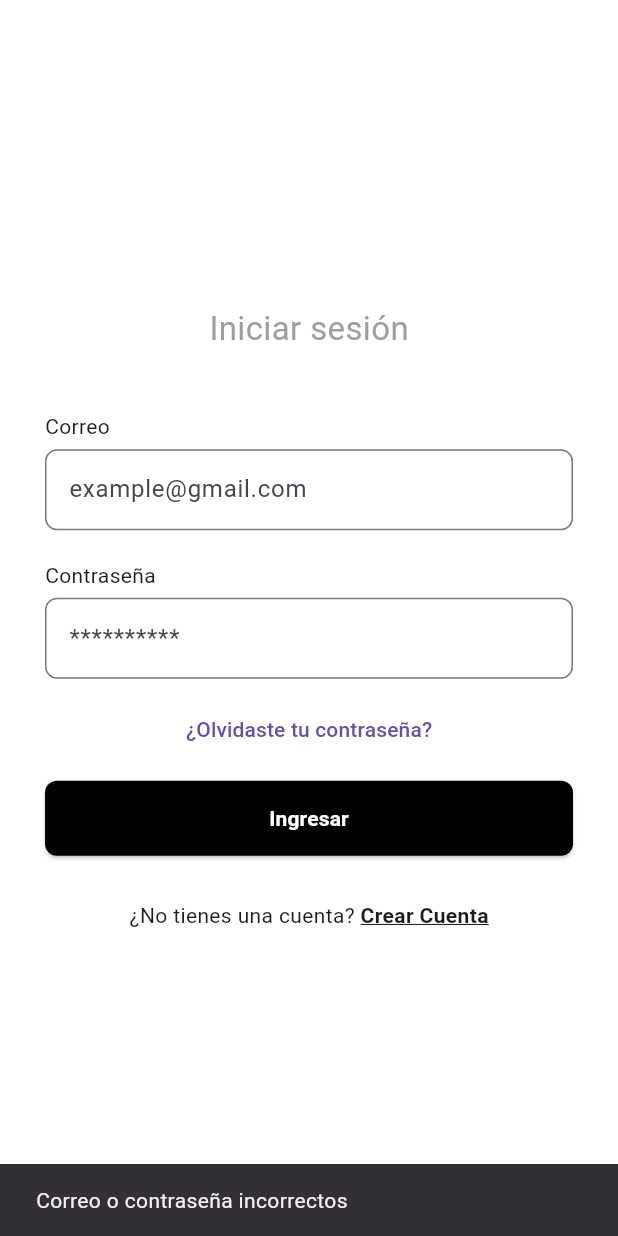
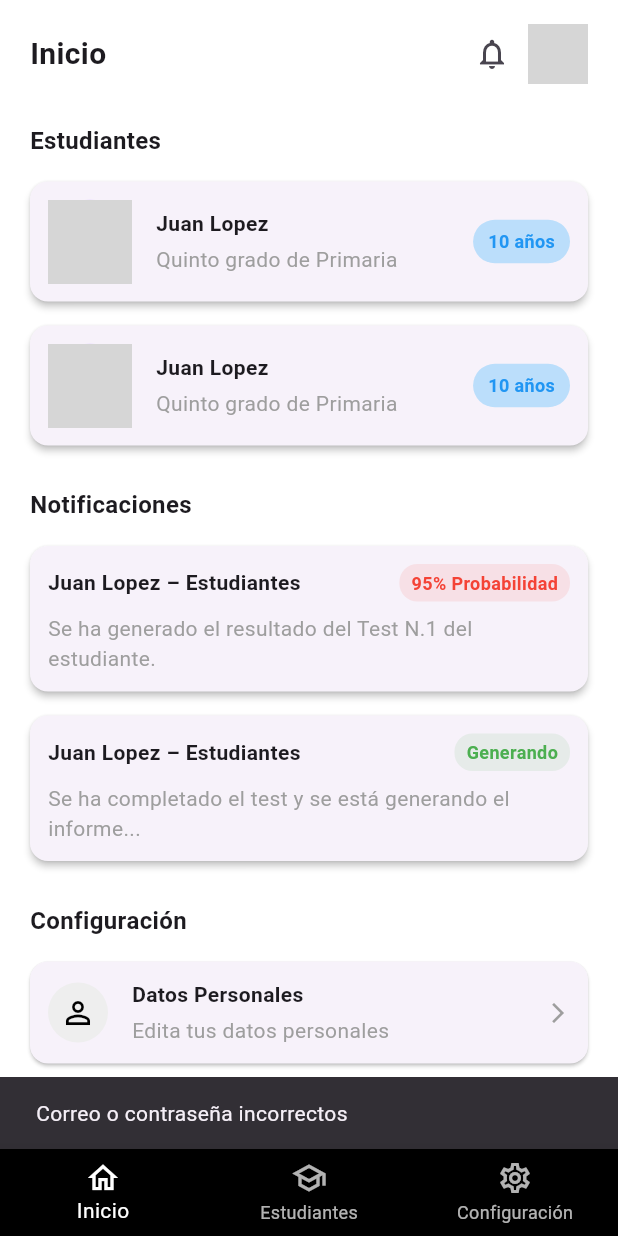
Before and after one commit to TP1202510024/MLTDAH-Frontend, a Flutter app: the screen it shows after launch, after a tap on "Ingresar", on a phone screen of 412 x 824 dp. Run offline on Flutter 3.47's test engine with Material 3 defaults, Android fonts, the phone set to English and light mode, and no system bars; our stand-ins replace image_picker; grey boxes are pictures that could not be loaded.

Commit message:
feature/mainlayout

```diff
--- a/lib/routes/app_routes.dart
+++ b/lib/routes/app_routes.dart
@@ -1,11 +1,11 @@
 import 'package:flutter/material.dart';
 import '../screens/login_screen.dart';
+import '../screens/main_layout.dart';
 import '../screens/register/register_step1.dart';
 import '../screens/register/register_step2.dart';
 import '../screens/register/register_step3.dart';
 import '../screens/register/register_success.dart';
 import '../screens/auth/forgot_password_screen.dart';
-
 
 class AppRoutes {
   static const String login = '/';
@@ -14,6 +14,8 @@ class AppRoutes {
   static const String registerStep3 = '/register-step3';
   static const String registerSuccess = '/register-success';
   static const String forgotPassword = '/forgot-password';
+  static const String home = '/home';
+  static const String notifications = '/notifications';
 
   static Map<String, WidgetBuilder> routes = {
     login: (context) => const LoginScreen(),
@@ -22,5 +24,6 @@ class AppRoutes {
     registerStep3: (context) => const RegisterStep3(),
     registerSuccess: (context) => const RegisterSuccess(),
     forgotPassword: (context) => const ForgotPasswordScreen(),
+    home: (context) => const MainLayout(),
   };
 }
--- a/lib/screens/home/views/config_view.dart
+++ b/lib/screens/home/views/config_view.dart
@@ -0,0 +1,48 @@
+import 'package:flutter/material.dart';
+import '../widgets/config_card.dart';
+
+class ConfigView extends StatelessWidget {
+  const ConfigView({super.key});
+
+  @override
+  Widget build(BuildContext context) {
+    return ListView(
+      padding: const EdgeInsets.symmetric(horizontal: 20, vertical: 10),
+      children: [
+        const SizedBox(height: 16),
+        ConfigCard(
+          icon: Icons.person_outline,
+          title: 'Datos Personales',
+          subtitle: 'Edita tus datos personales',
+          onTap: () {
+            // TODO: Navegar a pantalla de edición de perfil
+          },
+        ),
+        ConfigCard(
+          icon: Icons.lock_outline,
+          title: 'Cambiar Contraseña',
+          subtitle: 'Actualiza tu contraseña',
+          onTap: () {
+            // TODO: Navegar a cambiar contraseña
+          },
+        ),
+        ConfigCard(
+          icon: Icons.school_outlined,
+          title: 'Datos Institucionales',
+          subtitle: 'Modifica los datos de la institución',
+          onTap: () {
+            // TODO: Navegar a edición de institución
+          },
+        ),
+        ConfigCard(
+          icon: Icons.logout,
+          title: 'Cerrar Sesión',
+          subtitle: 'Sal de tu cuenta actual',
+          onTap: () {
+            // TODO: Implementar cierre de sesión
+          },
+        ),
+      ],
+    );
+  }
+}
--- a/lib/screens/home/views/home_view.dart
+++ b/lib/screens/home/views/home_view.dart
@@ -0,0 +1,54 @@
+import 'package:flutter/material.dart';
+
+import '../widgets/config_card.dart';
+import '../widgets/notification_card.dart';
+import '../widgets/student_card.dart';
+
+class HomeView extends StatelessWidget {
+  const HomeView({super.key});
+
+  @override
+  Widget build(BuildContext context) {
+    return ListView(
+      padding: const EdgeInsets.symmetric(horizontal: 20, vertical: 10),
+      children: [
+        Text("Estudiantes", style: TextStyle(fontWeight: FontWeight.bold, fontSize: 16)),
+        SizedBox(height: 8),
+        StudentCard(
+          name: 'Juan Lopez',
+          grade: 'Quinto grado de Primaria',
+          age: '10 años',
+          imageUrl: 'assets/images/profile1.png',
+        ),
+        StudentCard(
+          name: 'Juan Lopez',
+          grade: 'Quinto grado de Primaria',
+          age: '10 años',
+          imageUrl: 'assets/images/profile1.png',
+        ),
+        SizedBox(height: 20),
+        Text("Notificaciones", style: TextStyle(fontWeight: FontWeight.bold, fontSize: 16)),
+        SizedBox(height: 8),
+        NotificationCard(
+          title: 'Juan Lopez – Estudiantes',
+          message: 'Se ha generado el resultado del Test N.1 del estudiante.',
+          status: '95% Probabilidad',
+        ),
+        NotificationCard(
+          title: 'Juan Lopez – Estudiantes',
+          message: 'Se ha completado el test y se está generando el informe...',
+          status: 'Generando',
+        ),
+        SizedBox(height: 20),
+        Text("Configuración", style: TextStyle(fontWeight: FontWeight.bold, fontSize: 16)),
+        SizedBox(height: 8),
+        ConfigCard(
+          icon: Icons.person_outline,
+          title: 'Datos Personales',
+          subtitle: 'Edita tus datos personales',
+          onTap: () {},
+        ),
+      ],
+    );
+  }
+}
--- a/lib/screens/home/views/notifications_view.dart
+++ b/lib/screens/home/views/notifications_view.dart
@@ -0,0 +1,30 @@
+import 'package:flutter/material.dart';
+import '../widgets/notification_card.dart';
+
+class NotificationsView extends StatelessWidget {
+  const NotificationsView({super.key});
+
+  @override
+  Widget build(BuildContext context) {
+    return ListView(
+      padding: const EdgeInsets.symmetric(horizontal: 20, vertical: 10),
+      children: [
+        NotificationCard(
+          title: 'Juan Lopez – Estudiantes',
+          message: 'Se ha generado el resultado del Test N.1 del estudiante.',
+          status: '95% Probabilidad',
+        ),
+        NotificationCard(
+          title: 'Juan Lopez – Estudiantes',
+          message: 'Se ha completado el test y se está generando el informe...',
+          status: 'Generando',
+        ),
+        NotificationCard(
+          title: 'Juan Lopez – Estudiantes',
+          message: 'Se ha agregado correctamente al estudiante',
+          status: 'Agregado',
+        ),
+      ],
+    );
+  }
+}
--- a/lib/screens/home/views/students_view.dart
+++ b/lib/screens/home/views/students_view.dart
@@ -0,0 +1,40 @@
+import 'package:flutter/material.dart';
+import '../widgets/student_card.dart';
+
+class StudentsView extends StatelessWidget {
+  const StudentsView({super.key});
+
+  @override
+  Widget build(BuildContext context) {
+    return Stack(
+      children: [
+        ListView(
+          padding: const EdgeInsets.symmetric(horizontal: 20, vertical: 10),
+          children: const [
+            StudentCard(
+              name: 'Juan Lopez',
+              grade: 'Quinto grado de Primaria',
+              age: '10 años',
+              imageUrl: 'assets/images/profile1.png',
+            ),
+          ],
+        ),
+        Positioned(
+          bottom: 20,
+          right: 20,
+          child: FloatingActionButton(
+            backgroundColor: Colors.white,
+            foregroundColor: Colors.black,
+            shape: RoundedRectangleBorder(
+              borderRadius: BorderRadius.circular(12),
+            ),
+            onPressed: () {
+              // TODO: Abrir pantalla de agregar estudiante
+            },
+            child: const Icon(Icons.add),
+          ),
+        ),
+      ],
+    );
+  }
+}
--- a/lib/screens/home/widgets/config_card.dart
+++ b/lib/screens/home/widgets/config_card.dart
@@ -0,0 +1,52 @@
+import 'package:flutter/material.dart';
+
+class ConfigCard extends StatelessWidget {
+  final IconData icon;
+  final String title;
+  final String subtitle;
+  final VoidCallback onTap;
+
+  const ConfigCard({
+    super.key,
+    required this.icon,
+    required this.title,
+    required this.subtitle,
+    required this.onTap,
+  });
+
+  @override
+  Widget build(BuildContext context) {
+    return Card(
+      elevation: 1,
+      margin: const EdgeInsets.symmetric(vertical: 8),
+      shape: RoundedRectangleBorder(borderRadius: BorderRadius.circular(12)),
+      child: InkWell(
+        onTap: onTap,
+        borderRadius: BorderRadius.circular(12),
+        child: Padding(
+          padding: const EdgeInsets.all(12),
+          child: Row(
+            children: [
+              CircleAvatar(
+                backgroundColor: Colors.grey[200],
+                child: Icon(icon, color: Colors.black),
+              ),
+              const SizedBox(width: 16),
+              Expanded(
+                child: Column(
+                  crossAxisAlignment: CrossAxisAlignment.start,
+                  children: [
+                    Text(title, style: const TextStyle(fontWeight: FontWeight.bold)),
+                    const SizedBox(height: 4),
+                    Text(subtitle, style: const TextStyle(color: Colors.grey)),
+                  ],
+                ),
+              ),
+              const Icon(Icons.arrow_forward_ios, size: 16, color: Colors.grey),
+            ],
+          ),
+        ),
+      ),
+    );
+  }
+}
--- a/lib/screens/home/widgets/notification_card.dart
+++ b/lib/screens/home/widgets/notification_card.dart
@@ -0,0 +1,77 @@
+import 'package:flutter/material.dart';
+
+class NotificationCard extends StatelessWidget {
+  final String title;
+  final String message;
+  final String status; // ej: "Generando", "95% Probabilidad"
+
+  const NotificationCard({
+    super.key,
+    required this.title,
+    required this.message,
+    required this.status,
+  });
+
+  Color _getStatusColor() {
+    if (status.toLowerCase().contains('generando')) {
+      return Colors.green;
+    } else if (status.toLowerCase().contains('probabilidad')) {
+      return Colors.red;
+    } else {
+      return Colors.grey;
+    }
+  }
+
+  Color _getStatusBackground() {
+    return _getStatusColor().withOpacity(0.1);
+  }
+
+  @override
+  Widget build(BuildContext context) {
+    return Card(
+      elevation: 2,
+      margin: const EdgeInsets.symmetric(vertical: 8),
+      shape: RoundedRectangleBorder(borderRadius: BorderRadius.circular(12)),
+      child: Padding(
+        padding: const EdgeInsets.all(12),
+        child: Column(
+          crossAxisAlignment: CrossAxisAlignment.start,
+          children: [
+            Row(
+              children: [
+                Expanded(
+                  child: Text(
+                    title,
+                    style: const TextStyle(fontWeight: FontWeight.bold),
+                  ),
+                ),
+                Container(
+                  padding: const EdgeInsets.symmetric(horizontal: 8, vertical: 4),
+                  decoration: BoxDecoration(
+                    color: _getStatusBackground(),
+                    borderRadius: BorderRadius.circular(12),
+                  ),
+                  child: Text(
+                    status,
+                    style: TextStyle(
+                      color: _getStatusColor(),
+                      fontWeight: FontWeight.bold,
+                      fontSize: 12,
+                    ),
+                  ),
+                ),
+              ],
+            ),
+            const SizedBox(height: 8),
+            Text(
+              message,
+              maxLines: 2,
+              overflow: TextOverflow.ellipsis,
+              style: const TextStyle(color: Colors.grey),
+            ),
+          ],
+        ),
+      ),
+    );
+  }
+}
--- a/lib/screens/home/widgets/student_card.dart
+++ b/lib/screens/home/widgets/student_card.dart
@@ -0,0 +1,62 @@
+import 'package:flutter/material.dart';
+
+class StudentCard extends StatelessWidget {
+  final String name;
+  final String grade;
+  final String age;
+  final String imageUrl; // Puede ser local o remota
+
+  const StudentCard({
+    super.key,
+    required this.name,
+    required this.grade,
+    required this.age,
+    required this.imageUrl,
+  });
+
+  @override
+  Widget build(BuildContext context) {
+    return Card(
+      elevation: 2,
+      margin: const EdgeInsets.symmetric(vertical: 8),
+      shape: RoundedRectangleBorder(borderRadius: BorderRadius.circular(12)),
+      child: Padding(
+        padding: const EdgeInsets.all(12),
+        child: Row(
+          children: [
+            CircleAvatar(
+              radius: 28,
+              backgroundImage: AssetImage(imageUrl), // Usa NetworkImage si es remoto
+            ),
+            const SizedBox(width: 16),
+            Expanded(
+              child: Column(
+                crossAxisAlignment: CrossAxisAlignment.start,
+                children: [
+                  Text(name, style: const TextStyle(fontWeight: FontWeight.bold)),
+                  const SizedBox(height: 4),
+                  Text(grade, style: const TextStyle(color: Colors.grey)),
+                ],
+              ),
+            ),
+            Container(
+              padding: const EdgeInsets.symmetric(horizontal: 10, vertical: 6),
+              decoration: BoxDecoration(
+                color: Colors.blue[100],
+                borderRadius: BorderRadius.circular(20),
+              ),
+              child: Text(
+                age,
+                style: const TextStyle(
+                  color: Colors.blue,
+                  fontWeight: FontWeight.bold,
+                  fontSize: 12,
+                ),
+              ),
+            ),
+          ],
+        ),
+      ),
+    );
+  }
+}
--- a/lib/screens/login_screen.dart
+++ b/lib/screens/login_screen.dart
@@ -15,6 +15,7 @@ class _LoginScreenState extends State<LoginScreen> {
   final _passwordController = TextEditingController();
 
   void _login() {
+    Navigator.pushNamed(context, AppRoutes.home);
     final email = _emailController.text.trim();
     final password = _passwordController.text.trim();
 
@@ -68,7 +69,7 @@ class _LoginScreenState extends State<LoginScreen> {
                 alignment: Alignment.center,
                 child: TextButton(
                   onPressed: () {
-                    Navigator.pushNamed(context, AppRoutes.forgotPassword);
+                    Navigator.pushNamed(context, AppRoutes.registerStep1);
                   },
                   child: const Text("¿Olvidaste tu contraseña?"),
                 ),
--- a/lib/screens/main_layout.dart
+++ b/lib/screens/main_layout.dart
@@ -0,0 +1,80 @@
+import 'package:flutter/material.dart';
+import '../widgets/custom_app_header.dart';
+import '../widgets/custom_bottom_nav.dart';
+import 'home/views/config_view.dart';
+import 'home/views/home_view.dart';
+import 'home/views/notifications_view.dart';
+import 'home/views/students_view.dart';
+
+class MainLayout extends StatefulWidget {
+  const MainLayout({super.key});
+
+  @override
+  State<MainLayout> createState() => _MainLayoutState();
+}
+
+class _MainLayoutState extends State<MainLayout> {
+  int _selectedIndex = 0;
+
+  final List<Widget> _views = const [
+    HomeView(),
+    StudentsView(),
+    ConfigView(),
+    NotificationsView(),
+  ];
+
+  @override
+  Widget build(BuildContext context) {
+    return Scaffold(
+      body: Column(
+        children: [
+          CustomAppHeader(
+            title: _getTitleForIndex(_selectedIndex),
+            onNotificationsTap: () {
+              setState(() {
+                _selectedIndex = 3; // Mostrar notificaciones
+              });
+            },
+            onProfileTap: () {
+              // Ir al perfil
+            },
+            extraRightWidget: _selectedIndex == 1
+                ? IconButton(
+              icon: const Icon(Icons.filter_alt_outlined),
+              onPressed: () {
+                // TODO: Mostrar diálogo o menú de filtros
+              },
+            )
+                : null,
+          ),
+          Expanded(
+            child: _views[_selectedIndex],
+          ),
+        ],
+      ),
+      bottomNavigationBar: CustomBottomNav(
+        currentIndex: _selectedIndex > 2 ? 0 : _selectedIndex, // Resalta "Inicio" si estás en notificaciones
+        onTabSelected: (index) {
+          setState(() {
+            _selectedIndex = index;
+          });
+        },
+      ),
+    );
+  }
+
+  String _getTitleForIndex(int index) {
+    switch (index) {
+      case 0:
+        return 'Inicio';
+      case 1:
+        return 'Estudiantes';
+      case 2:
+        return 'Configuración';
+      case 3:
+        return 'Notificaciones';
+      default:
+        return '';
+    }
+  }
+}
--- a/lib/widgets/custom_app_header.dart
+++ b/lib/widgets/custom_app_header.dart
@@ -0,0 +1,48 @@
+import 'package:flutter/cupertino.dart';
+import 'package:flutter/material.dart';
+
+class CustomAppHeader extends StatelessWidget {
+  final String? title;
+  final VoidCallback? onNotificationsTap;
+  final VoidCallback? onProfileTap;
+  final Widget? extraRightWidget;
+
+  const CustomAppHeader({
+    super.key,
+    this.title,
+    this.onNotificationsTap,
+    this.onProfileTap,
+    this.extraRightWidget,
+  });
+
+  @override
+  Widget build(BuildContext context) {
+    return SafeArea(
+      child: Padding(
+        padding: const EdgeInsets.symmetric(horizontal: 20, vertical: 12),
+        child: Row(
+          children: [
+            if (title != null)
+              Text(
+                title!,
+                style: const TextStyle(fontSize: 20, fontWeight: FontWeight.bold),
+              ),
+            const Spacer(),
+            if (extraRightWidget != null) extraRightWidget!,
+            IconButton(
+              onPressed: onNotificationsTap,
+              icon: const Icon(Icons.notifications_outlined),
+            ),
+            GestureDetector(
+              onTap: onProfileTap,
+              child: const CircleAvatar(
+                radius: 20,
+                backgroundImage: AssetImage('assets/images/profile1.png'),
+              ),
+            ),
+          ],
+        ),
+      ),
+    );
+  }
+}
--- a/lib/widgets/custom_bottom_nav.dart
+++ b/lib/widgets/custom_bottom_nav.dart
@@ -0,0 +1,38 @@
+import 'package:flutter/material.dart';
+
+class CustomBottomNav extends StatelessWidget {
+  final int currentIndex;
+  final Function(int) onTabSelected;
+
+  const CustomBottomNav({
+    super.key,
+    required this.currentIndex,
+    required this.onTabSelected,
+  });
+
+  @override
+  Widget build(BuildContext context) {
+    return BottomNavigationBar(
+      currentIndex: currentIndex,
+      onTap: onTabSelected,
+      backgroundColor: Colors.black,
+      selectedItemColor: Colors.white,
+      unselectedItemColor: Colors.white70,
+      showUnselectedLabels: true,
+      items: const [
+        BottomNavigationBarItem(
+          icon: Icon(Icons.home_outlined),
+          label: 'Inicio',
+        ),
+        BottomNavigationBarItem(
+          icon: Icon(Icons.school_outlined),
+          label: 'Estudiantes',
+        ),
+        BottomNavigationBarItem(
+          icon: Icon(Icons.settings_outlined),
+          label: 'Configuración',
+        ),
+      ],
+    );
+  }
+}
```
